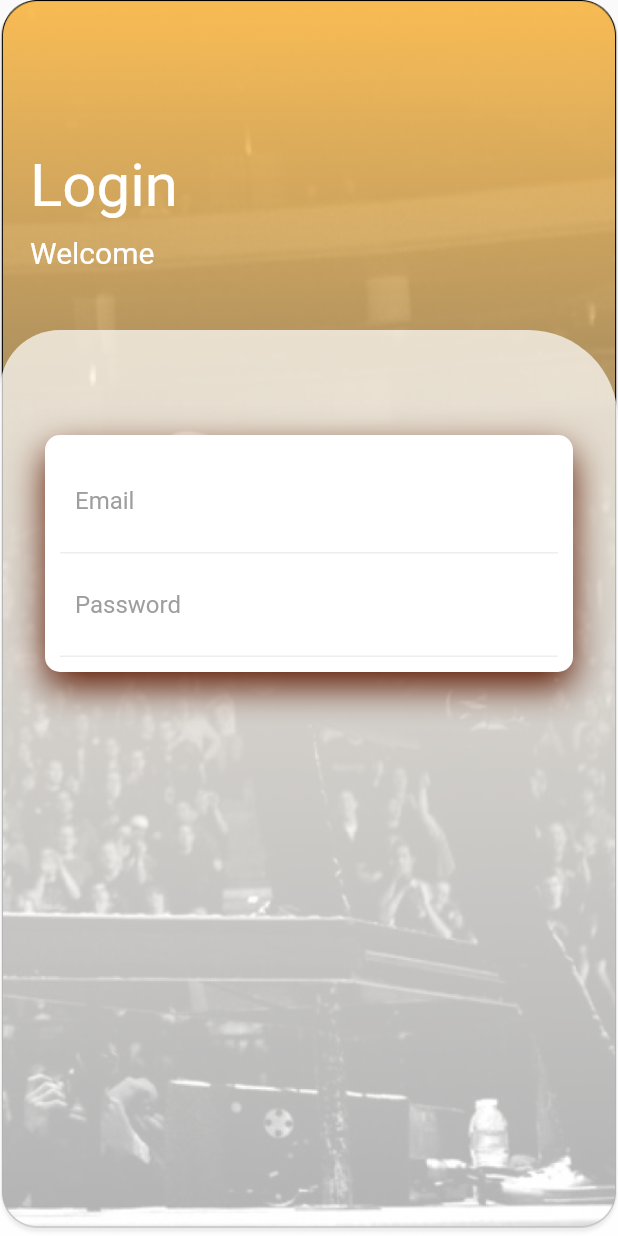
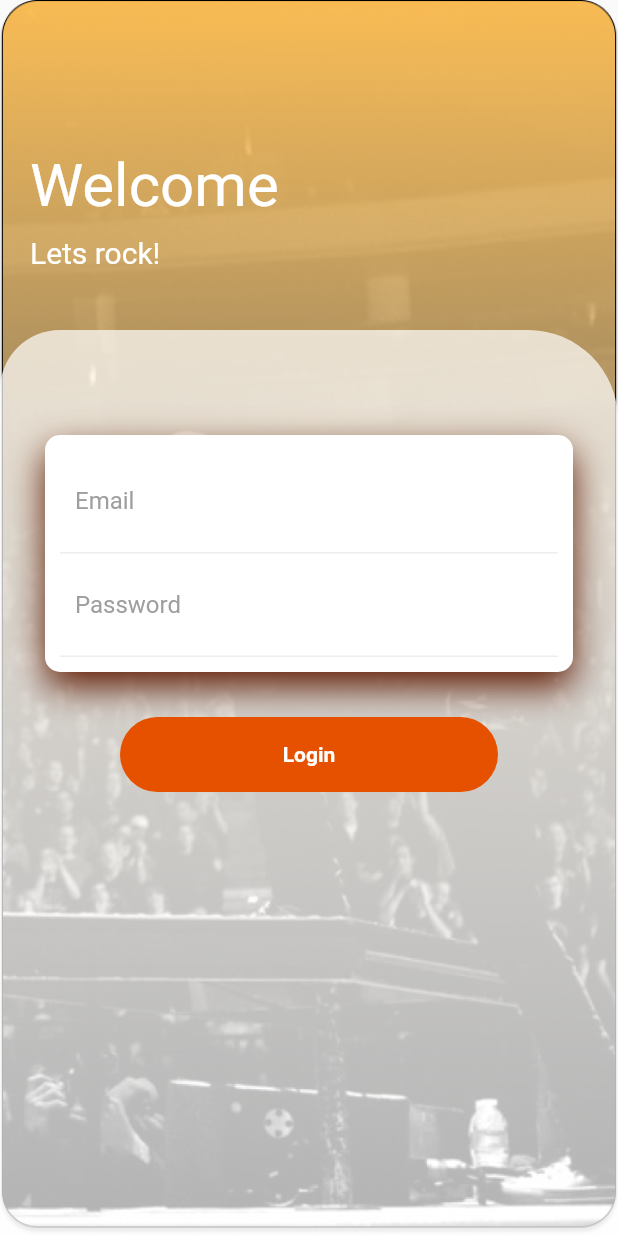
Before and after one commit to ErickJBS/setlist-hero-fl, a Flutter app: the screen it shows after launch, after a tap on "Ir a Login screen", on a phone screen of 412 x 824 dp. Run offline on Flutter 3.47's test engine with Material 2 defaults, Android fonts, the phone set to English and light mode, and no system bars.

Commit message:
Botón login

```diff
--- a/lib/screens/login/index.dart
+++ b/lib/screens/login/index.dart
@@ -30,9 +30,9 @@ class _LoginScreenState extends State<LoginScreen> {
               child: Column(
                 crossAxisAlignment: CrossAxisAlignment.start,
                 children: <Widget>[
-                  Text('Login', style: TextStyle(color: Colors.white, fontSize: 40),),
+                  Text('Welcome', style: TextStyle(color: Colors.white, fontSize: 40),),
                   SizedBox(height: 10,), // Separador de palabras
-                  Text('Welcome', style: TextStyle(color: Colors.white, fontSize: 20),),
+                  Text('Lets rock!', style: TextStyle(color: Colors.white, fontSize: 20),),
                 ],
               ),
             ),
@@ -91,7 +91,27 @@ class _LoginScreenState extends State<LoginScreen> {
                             ),
                           ],
                         ),
-                      )
+                      ),
+                      SizedBox(height: 30,),  // separador para botn login
+                      Container(
+                        height: 50,
+                        margin: EdgeInsets.symmetric(horizontal: 50),
+                        decoration: BoxDecoration(
+                          borderRadius: BorderRadius.circular(50),
+                          color: Colors.orange[900]
+                        ),
+                        child: Center(
+                          child: Text('Login', style: TextStyle(color: Colors.white, fontWeight: FontWeight.bold),),
+                        ),
+                      ),
+                      SizedBox(height: 70,),
+                      Row(
+                        children: <Widget>[
+                          Container(
+
+                          ),
+                        ],
+                      ),
                     ],
                   ),
                 ),
```
